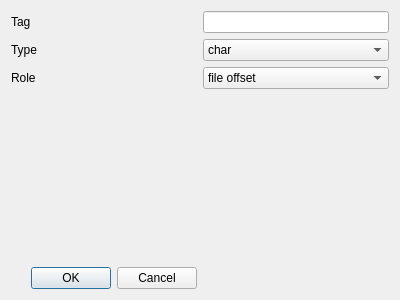
Above: tagdialog.ui from chrrrisw/hanalyse before the change. Below: the same form after it.
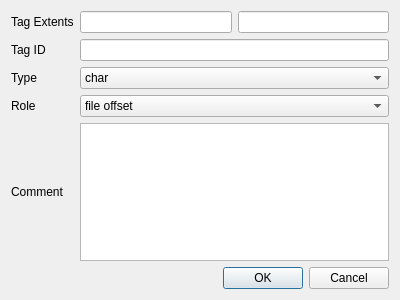
That is the form after the change.

Commit message: Start of tags, finding and showing offsets, wider window, tag dialog stuff

Patch:
```diff
--- a/tagdialog.ui
+++ b/tagdialog.ui
@@ -15,67 +15,27 @@
   </property>
   <layout class="QGridLayout" name="gridLayout">
    <item row="0" column="0">
-    <widget class="QLabel" name="tag_label">
+    <widget class="QLabel" name="extents_label">
      <property name="text">
-      <string>Tag</string>
+      <string>Tag Extents</string>
      </property>
     </widget>
    </item>
-   <item row="4" column="0">
-    <widget class="QDialogButtonBox" name="buttonBox">
-     <property name="orientation">
-      <enum>Qt::Horizontal</enum>
-     </property>
-     <property name="standardButtons">
-      <set>QDialogButtonBox::Cancel|QDialogButtonBox::Ok</set>
-     </property>
-    </widget>
-   </item>
-   <item row="1" column="1">
-    <widget class="QComboBox" name="type_combobox">
-     <item>
-      <property name="text">
-       <string>char</string>
-      </property>
-     </item>
-     <item>
-      <property name="text">
-       <string>8-bit unsigned int</string>
-      </property>
-     </item>
-     <item>
-      <property name="text">
-       <string>16-bit unsigned int</string>
-      </property>
-     </item>
-     <item>
-      <property name="text">
-       <string>32-bit unsigned int</string>
-      </property>
-     </item>
-     <item>
-      <property name="text">
-       <string>64-bit unsigned int</string>
-      </property>
-     </item>
-     <item>
-      <property name="text">
-       <string>string</string>
-      </property>
-     </item>
-    </widget>
-   </item>
-   <item row="0" column="1">
-    <widget class="QLineEdit" name="tag_lineedit"/>
-   </item>
    <item row="1" column="0">
+    <widget class="QLabel" name="tag_label">
+     <property name="text">
+      <string>Tag ID</string>
+     </property>
+    </widget>
+   </item>
+   <item row="2" column="0">
     <widget class="QLabel" name="type_label">
      <property name="text">
       <string>Type</string>
      </property>
     </widget>
    </item>
-   <item row="3" column="0">
+   <item row="5" column="0">
     <spacer name="verticalSpacer">
      <property name="orientation">
       <enum>Qt::Vertical</enum>
@@ -88,14 +48,43 @@
      </property>
     </spacer>
    </item>
-   <item row="2" column="0">
+   <item row="3" column="0">
     <widget class="QLabel" name="role_label">
      <property name="text">
       <string>Role</string>
      </property>
     </widget>
    </item>
-   <item row="2" column="1">
+   <item row="4" column="0">
+    <widget class="QLabel" name="comment_label">
+     <property name="text">
+      <string>Comment</string>
+     </property>
+    </widget>
+   </item>
+   <item row="0" column="1">
+    <widget class="QLineEdit" name="extents_start_lineedit"/>
+   </item>
+   <item row="0" column="2">
+    <widget class="QLineEdit" name="extents_end_lineedit"/>
+   </item>
+   <item row="6" column="0" colspan="3">
+    <widget class="QDialogButtonBox" name="buttonBox">
+     <property name="orientation">
+      <enum>Qt::Horizontal</enum>
+     </property>
+     <property name="standardButtons">
+      <set>QDialogButtonBox::Cancel|QDialogButtonBox::Ok</set>
+     </property>
+    </widget>
+   </item>
+   <item row="1" column="1" colspan="2">
+    <widget class="QLineEdit" name="tag_lineedit"/>
+   </item>
+   <item row="4" column="1" colspan="2">
+    <widget class="QTextEdit" name="comment_textedit"/>
+   </item>
+   <item row="3" column="1" colspan="2">
     <widget class="QComboBox" name="role_combo">
      <item>
       <property name="text">
@@ -114,6 +103,40 @@
      </item>
     </widget>
    </item>
+   <item row="2" column="1" colspan="2">
+    <widget class="QComboBox" name="type_combobox">
+     <item>
+      <property name="text">
+       <string>char</string>
+      </property>
+     </item>
+     <item>
+      <property name="text">
+       <string>8-bit unsigned int</string>
+      </property>
+     </item>
+     <item>
+      <property name="text">
+       <string>16-bit unsigned int</string>
+      </property>
+     </item>
+     <item>
+      <property name="text">
+       <string>32-bit unsigned int</string>
+      </property>
+     </item>
+     <item>
+      <property name="text">
+       <string>64-bit unsigned int</string>
+      </property>
+     </item>
+     <item>
+      <property name="text">
+       <string>string</string>
+      </property>
+     </item>
+    </widget>
+   </item>
   </layout>
  </widget>
  <resources/>
```
The commit also changes 2 other files.
